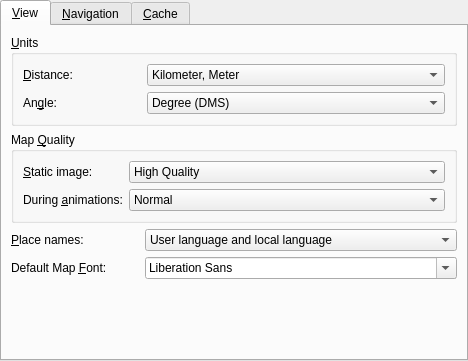
KDE/marble, file src/lib/MarbleSettingsWidget.ui: the form before one commit.
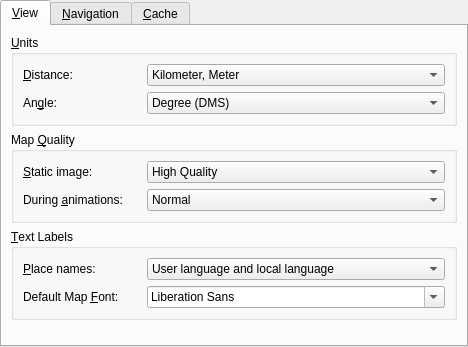
The form after the commit.

Patch:
```diff
--- a/src/lib/MarbleSettingsWidget.ui
+++ b/src/lib/MarbleSettingsWidget.ui
@@ -6,7 +6,7 @@
     <x>0</x>
     <y>0</y>
     <width>468</width>
-    <height>361</height>
+    <height>347</height>
    </rect>
   </property>
   <property name="windowTitle" >
@@ -147,6 +147,12 @@
               <verstretch>0</verstretch>
              </sizepolicy>
             </property>
+            <property name="minimumSize" >
+             <size>
+              <width>118</width>
+              <height>0</height>
+             </size>
+            </property>
             <property name="text" >
              <string>&amp;Static image:</string>
             </property>
@@ -242,6 +248,12 @@
         </widget>
        </item>
        <item>
+        <widget class="QGroupBox" name="groupBox_5" >
+         <property name="title" >
+          <string>&amp;Text Labels</string>
+         </property>
+         <layout class="QVBoxLayout" >
+          <item>
         <layout class="QHBoxLayout" >
          <item>
           <widget class="QLabel" name="label_7" >
@@ -253,7 +265,7 @@
            </property>
            <property name="minimumSize" >
             <size>
-             <width>128</width>
+                <width>118</width>
              <height>0</height>
             </size>
            </property>
@@ -304,7 +316,7 @@
            </property>
            <property name="minimumSize" >
             <size>
-             <width>128</width>
+                <width>118</width>
              <height>0</height>
             </size>
            </property>
@@ -328,6 +340,9 @@
          </item>
         </layout>
        </item>
+         </layout>
+        </widget>
+       </item>
        <item>
         <spacer>
          <property name="orientation" >
@@ -335,8 +350,8 @@
          </property>
          <property name="sizeHint" >
           <size>
-           <width>20</width>
-           <height>40</height>
+           <width>446</width>
+           <height>20</height>
           </size>
          </property>
         </spacer>
```
Lines whose indentation alone changed are shown as unchanged.
